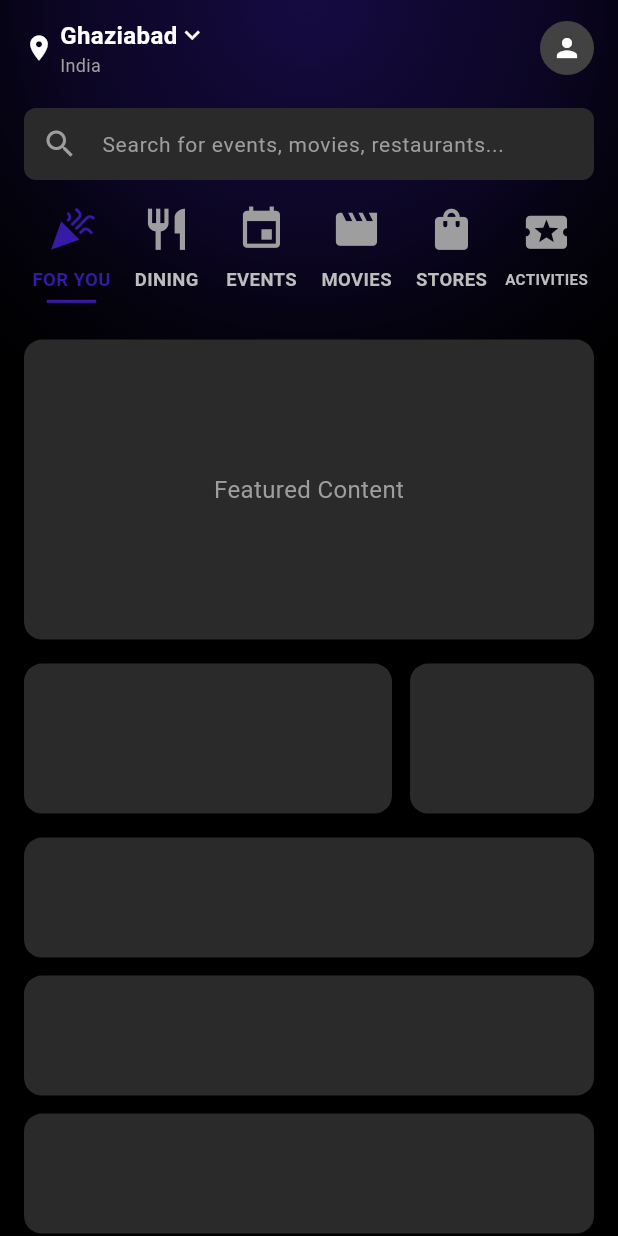
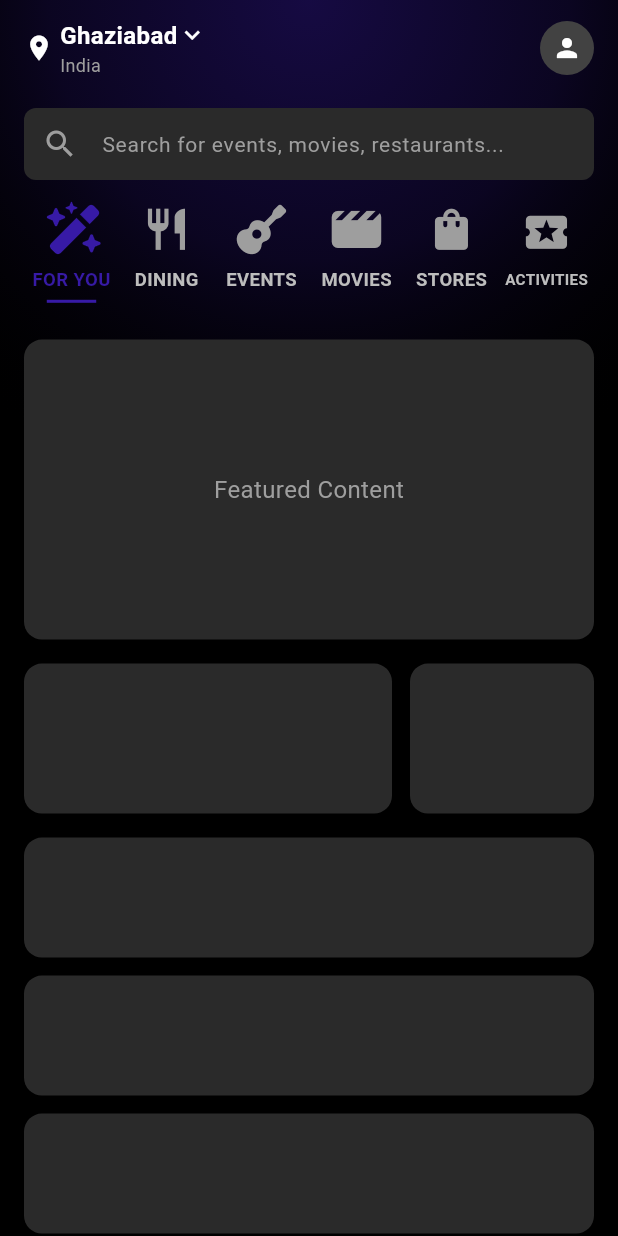
Before and after one commit to VinayPapnoi/BRL-TASK-4-DISTRICT, a Flutter app: the HomeScreen screen opened by its route, on a phone screen of 412 x 824 dp. Run offline on Flutter 3.47's test engine with Material 3 defaults, Android fonts, the phone set to English and light mode, and no system bars; our stand-ins replace flutter_riverpod, font_awesome_flutter.

Commit message:
changed a few icons

```diff
--- a/lib/screens/home_screen.dart
+++ b/lib/screens/home_screen.dart
@@ -1,7 +1,9 @@
 import 'package:flutter/material.dart';
 import 'package:flutter_riverpod/flutter_riverpod.dart';
+import 'package:font_awesome_flutter/font_awesome_flutter.dart';
 import '../providers/auth_provider.dart';
 import '../utils/colors.dart';
+
 
 class HomeScreen extends ConsumerStatefulWidget {
   const HomeScreen({Key? key}) : super(key: key);
@@ -185,10 +187,10 @@ class _HomeScreenState extends ConsumerState<HomeScreen> {
                     children: List.generate(_tabs.length, (index) {
                       final isSelected = _selectedTabIndex == index;
                       final icons = [
-                        Icons.celebration,
+                        FontAwesomeIcons.wandMagicSparkles,
                         Icons.restaurant,
-                        Icons.event,
-                        Icons.movie,
+                        FontAwesomeIcons.guitar,
+                        FontAwesomeIcons.clapperboard,
                         Icons.shopping_bag,
                         Icons.local_activity,
                       ];
--- a/pubspec.yaml
+++ b/pubspec.yaml
@@ -10,13 +10,13 @@ environment:
 
 dependencies:
   cupertino_icons: ^1.0.8
-  lottie: ^1.2.1
   flutter:
     sdk: flutter
   flutter_riverpod: ^2.4.9
+  font_awesome_flutter: ^10.12.0
+  lottie: ^1.2.1
 
 dev_dependencies:
-
   flutter_lints: ^5.0.0
   flutter_test:
     sdk: flutter
@@ -25,5 +25,4 @@ flutter:
   assets:
     - assets/images/
 
-
   uses-material-design: true
```
Also changed, not shown: pubspec.lock.
